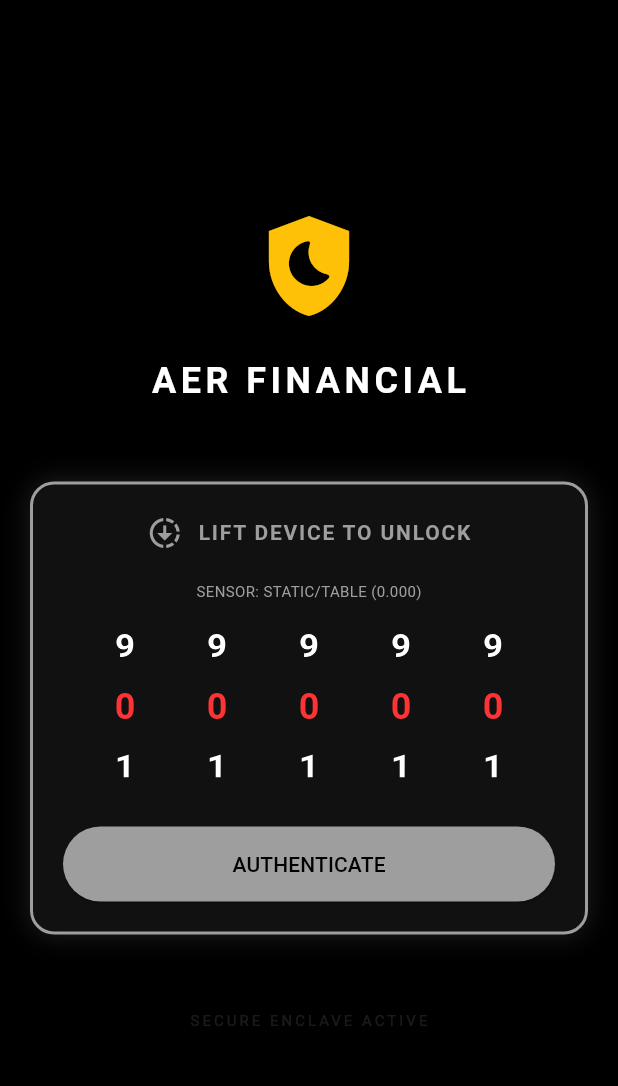
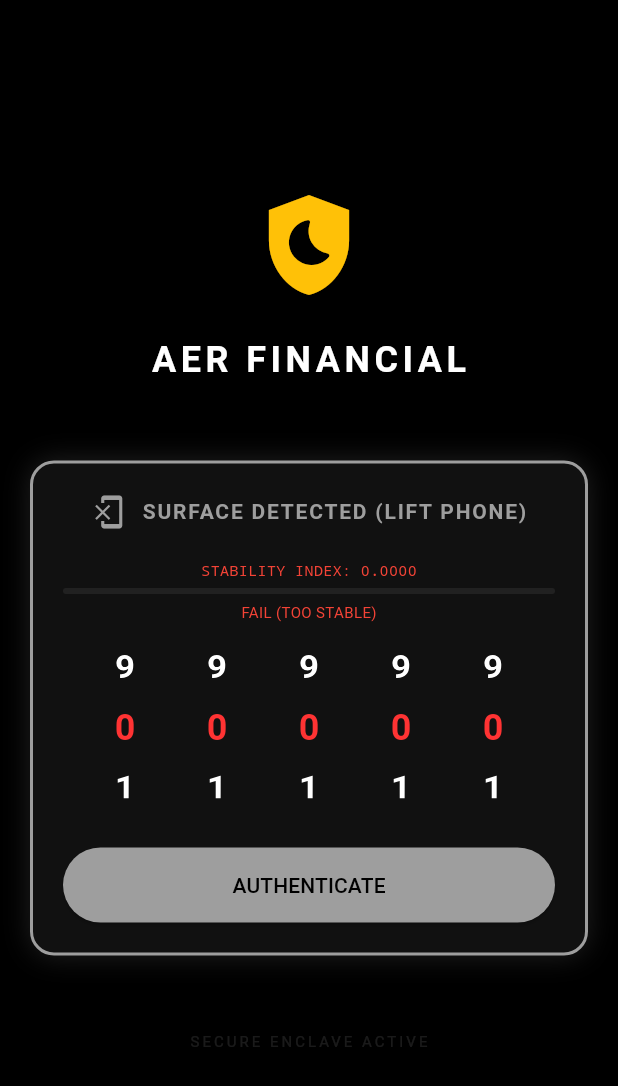
Before and after one commit to aerevo/CryptexAer, a Flutter app: the screen it shows after launch, on a phone screen of 412 x 824 dp. Shown: the top 1086 px of the screen. Run offline on Flutter 3.47's test engine with Material 3 defaults, Android fonts, the phone set to English and light mode, and no system bars; our stand-ins replace sensors_plus, shared_preferences.

Commit message:
Update cla_widget.dart

```diff
--- a/lib/cryptex_lock/src/cla_widget.dart
+++ b/lib/cryptex_lock/src/cla_widget.dart
@@ -28,16 +28,18 @@ class CryptexLock extends StatefulWidget {
 class _CryptexLockState extends State<CryptexLock> {
   StreamSubscription<AccelerometerEvent>? _accelSub;
 
-  // SENSOR BARU: TIME-DECAY
-  DateTime _lastMovementTime = DateTime.fromMillisecondsSinceEpoch(0); // Zaman purba
-  double _currentShake = 0.0;
+  // SENSOR BARU: HUMAN TREMOR AVERAGING
+  // Kita simpan 50 data terakhir untuk cari purata
+  final List<double> _shakeHistory = [];
+  double _averageShake = 0.0;
+  bool _isStableSurface = true; // Default anggap di meja (Safety First)
 
   // Warna Status
   final Color _colLocked = const Color(0xFFFFD700);
   final Color _colFail = const Color(0xFFFF9800);
   final Color _colJam = const Color(0xFFFF3333);
   final Color _colUnlock = const Color(0xFF00E676);
-  final Color _colDead = Colors.grey; // Warna untuk status 'Meja/Mati'
+  final Color _colDead = Colors.grey;
 
   @override
   void initState() {
@@ -46,21 +48,34 @@ class _CryptexLockState extends State<CryptexLock> {
   }
 
   void _startListening() {
+    // Sampling rate accelerometer biasanya 60Hz (60 kali sesaat)
     _accelSub = accelerometerEvents.listen((AccelerometerEvent e) {
-      // 1. Kira magnitud gegaran (tanpa graviti)
+      // 1. Kira magnitud gegaran
       double magnitude = (e.x.abs() + e.y.abs() + e.z.abs()) / 9.8;
       double shake = (magnitude - 1.0).abs();
 
-      // 2. Tentukan ambang sensitiviti
-      // 0.03 adalah sangat sensitif (nafas manusia pun boleh kesan)
-      // Meja batu biasanya < 0.01
-      if (shake > 0.03) {
-        _lastMovementTime = DateTime.now(); // KEMASKINI MASA TERAKHIR BERGERAK
+      // 2. Masukkan dalam sejarah (Rolling Buffer)
+      _shakeHistory.add(shake);
+      if (_shakeHistory.length > 50) {
+        _shakeHistory.removeAt(0); // Buang data lama
       }
+
+      // 3. Kira Purata (Average)
+      // Ini yang membezakan 'Ketuk Skrin' vs 'Pegang Tangan'
+      // Ketuk skrin = Spike sekejap, tapi purata rendah.
+      // Pegang tangan = Sentiasa ada gegaran kecil, purata tinggi.
+      double sum = _shakeHistory.fold(0, (p, c) => p + c);
+      double avg = _shakeHistory.isEmpty ? 0 : sum / _shakeHistory.length;
+
+      // THRESHOLD MAUT: 0.02
+      // Di lantai: avg biasanya 0.001 - 0.005 (Sangat rendah)
+      // Di tangan: avg biasanya 0.02 - 0.05 (Walaupun cuba diam)
+      bool detectedSurface = avg < 0.02;
 
       if (mounted) {
         setState(() {
-          _currentShake = shake;
+          _averageShake = avg;
+          _isStableSurface = detectedSurface;
         });
       }
     });
@@ -73,16 +88,11 @@ class _CryptexLockState extends State<CryptexLock> {
   }
 
   void _handleUnlock() {
-    // LOGIK PENENTU: ADAKAH BARU BERGERAK?
-    final now = DateTime.now();
-    final difference = now.difference(_lastMovementTime).inMilliseconds;
+    // JIKA SURFACE STABIL (MEJA/LANTAI) -> GAGAL
+    // Kita hantar 'false' ke controller jika ia dikesan stabil
+    bool hasHumanTremor = !_isStableSurface;
 
-    // Jika kali terakhir bergerak lebih dari 1000ms (1 saat) yang lalu...
-    // Bermakna telefon sedang diam di atas meja.
-    bool isHoldingPhone = difference < 1000;
-
-    // Hantar status 'Live' ini ke Controller
-    widget.controller.validateAttempt(hasPhysicalMovement: isHoldingPhone);
+    widget.controller.validateAttempt(hasPhysicalMovement: hasHumanTremor);
   }
 
   @override
@@ -101,28 +111,26 @@ class _CryptexLockState extends State<CryptexLock> {
     IconData statusIcon;
     bool isInputDisabled = false;
 
-    // Semakan Visual: Adakah telefon 'hidup' (dipegang)?
-    // Kita guna logik sama (1 saat) untuk visual feedback
-    bool isAlive = DateTime.now().difference(_lastMovementTime).inMilliseconds < 1000;
+    // Logik Paparan Status (Real-time)
+    bool isHuman = !_isStableSurface;
 
     switch (state) {
       case SecurityState.LOCKED:
-        // Jika letak atas meja, warna jadi kelabu (DEAD)
-        if (isAlive) {
+        if (isHuman) {
           activeColor = _colLocked;
-          statusText = "SECURE LOCK ACTIVE";
-          statusIcon = Icons.lock_outline;
+          statusText = "BIO-ID: HUMAN DETECTED";
+          statusIcon = Icons.fingerprint;
         } else {
           activeColor = _colDead;
-          statusText = "LIFT DEVICE TO UNLOCK"; // Arahan jelas
-          statusIcon = Icons.downloading; // Icon letak bawah
+          statusText = "SURFACE DETECTED (LIFT PHONE)";
+          statusIcon = Icons.phonelink_erase;
         }
         break;
 
       case SecurityState.VALIDATING:
         activeColor = Colors.white;
-        statusText = "VERIFYING...";
-        statusIcon = Icons.hourglass_empty;
+        statusText = "ANALYZING MICRO-TREMORS...";
+        statusIcon = Icons.graphic_eq;
         isInputDisabled = true;
         break;
 
@@ -134,7 +142,7 @@ class _CryptexLockState extends State<CryptexLock> {
 
       case SecurityState.HARD_LOCK:
         activeColor = _colJam;
-        statusText = "SYSTEM JAMMED (${widget.controller.remainingLockoutSeconds}s)";
+        statusText = "JAMMED (${widget.controller.remainingLockoutSeconds}s)";
         statusIcon = Icons.block;
         isInputDisabled = true;
         break;
@@ -142,7 +150,7 @@ class _CryptexLockState extends State<CryptexLock> {
       case SecurityState.UNLOCKED:
         activeColor = _colUnlock;
         statusText = "ACCESS GRANTED";
-        statusIcon = Icons.check_circle_outline;
+        statusIcon = Icons.lock_open;
         isInputDisabled = true;
         Future.delayed(Duration.zero, widget.onSuccess);
         break;
@@ -178,11 +186,34 @@ class _CryptexLockState extends State<CryptexLock> {
 
           const SizedBox(height: 20),
 
-          // DEBUG SENSOR (Untuk Kapten nampak apa berlaku)
-          // Kapten boleh buang ini nanti, tapi sekarang ia penting untuk audit
-          Text(
-            "SENSOR: ${isAlive ? 'HUMAN HAND' : 'STATIC/TABLE'} (${_currentShake.toStringAsFixed(3)})",
-            style: TextStyle(color: isAlive ? Colors.green : Colors.grey, fontSize: 10),
+          // DEBUG BAR (WAJIB TENGOK)
+          // Bar ini akan penuh kalau ada tangan, kosong kalau di lantai
+          Column(
+            children: [
+              Text(
+                "STABILITY INDEX: ${_averageShake.toStringAsFixed(4)}",
+                style: TextStyle(
+                  color: isHuman ? Colors.green : Colors.red,
+                  fontSize: 10,
+                  fontFamily: 'monospace'
+                ),
+              ),
+              const SizedBox(height: 5),
+              ClipRRect(
+                borderRadius: BorderRadius.circular(5),
+                child: LinearProgressIndicator(
+                  value: (_averageShake * 20).clamp(0.0, 1.0), // Scale up visual
+                  backgroundColor: Colors.grey[900],
+                  color: isHuman ? Colors.green : Colors.red,
+                  minHeight: 4,
+                ),
+              ),
+              const SizedBox(height: 5),
+              Text(
+                 isHuman ? "PASS" : "FAIL (TOO STABLE)",
+                 style: TextStyle(color: isHuman ? Colors.green : Colors.red, fontSize: 10),
+              )
+            ],
           ),
 
           const SizedBox(height: 10),
```
